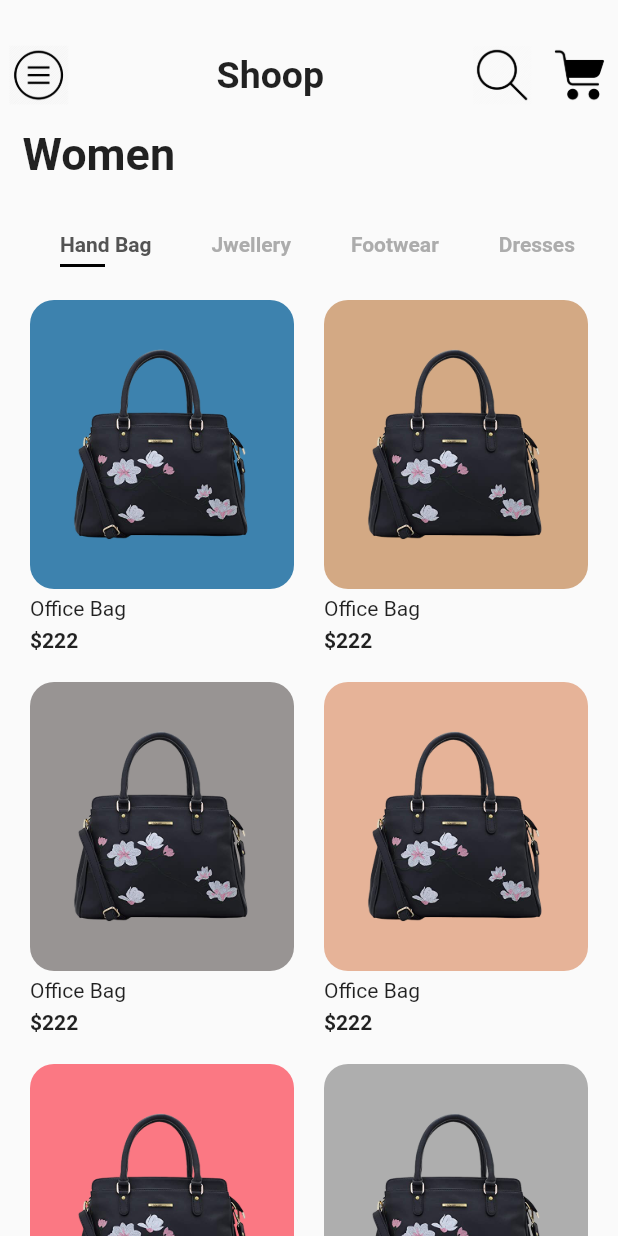
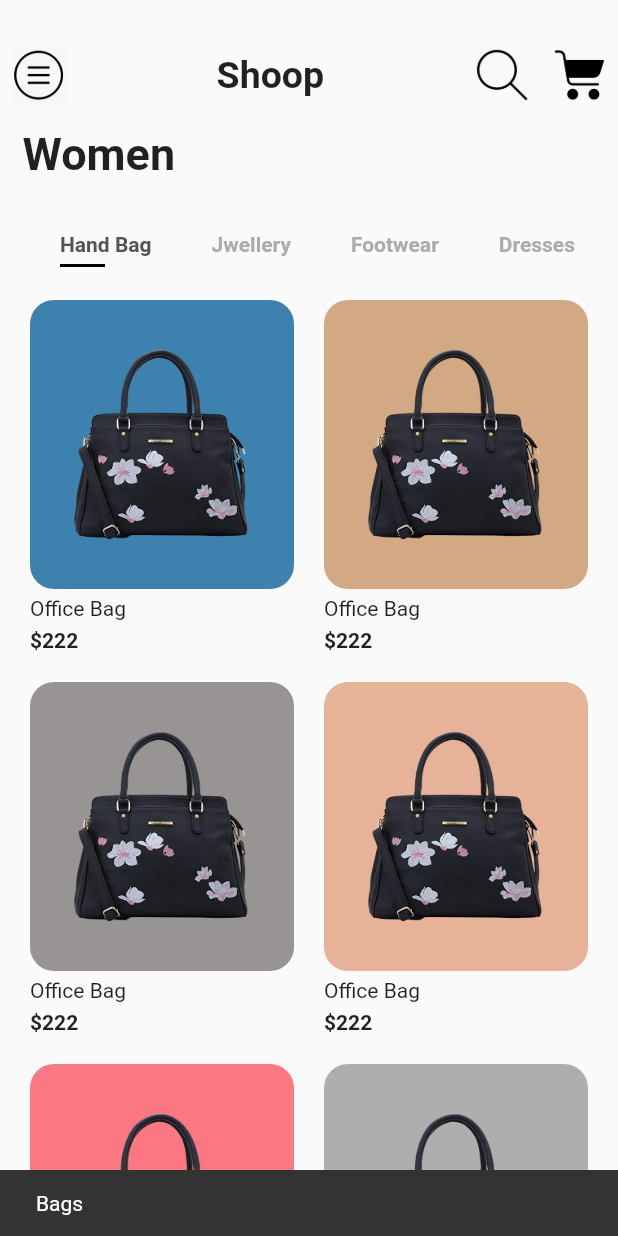
Before and after one commit to Abskpro/EcommerceUI, a Flutter app: the screen it shows after launch, after a tap on "Hand Bag", on a phone screen of 412 x 824 dp. Run offline on Flutter 3.47's test engine with Material 2 defaults, Android fonts, the phone set to English and light mode, and no system bars; our stand-ins replace bloc, flutter_bloc; generated files the repository leaves out were written again.

```diff
--- a/lib/Screens/Welcome/components/background.dart
+++ b/lib/Screens/Welcome/components/background.dart
@@ -2,11 +2,17 @@ import 'dart:convert';
 
 import 'package:flutter/material.dart';
 import 'package:flutter/services.dart';
+import 'package:flutter_bloc/flutter_bloc.dart';
+import 'package:bloc/bloc.dart';
+import 'package:one_day/Screens/Welcome/components/grid_items.dart';
+
 import 'package:one_day/Screens/Welcome/components/product.dart';
 // import 'package:one_day/Screens/Welcome/components/product_list.dart';
 import 'package:one_day/Screens/details/details_screen.dart';
 import 'package:one_day/Screens/Welcome/components/catergories_scroll.dart';
+import 'package:one_day/cubit/categories_cubit.dart';
 import 'package:one_day/model/product.dart';
+import '../../../categories_observer.dart';
 
 class Background extends StatefulWidget {
   final Widget child;
@@ -20,26 +26,77 @@ class Background extends StatefulWidget {
 }
 
 class _BackgroundState extends State<Background> {
-  List<Product> products = [];
+  List<Product> bags = [];
+  List<Product> jwellerys = [];
+  List<Product> shoe = [];
+  List<Product> shirt = [];
+  var bloc = CategoriesCubit().state;
 
   @override
   void initState() {
     super.initState();
     displayData();
+    print(CategoriesCubit().state);
+  }
+
+  void loadJson(String product) async {
+    var itemList = await rootBundle.loadString("assets/json/$product.json");
+    List items = await jsonDecode(itemList);
+    setState(() {
+      if (product == "jwellery") {
+        jwellerys = items.map((data) => Product.fromJson(data)).toList();
+      }
+      if (product == "shoe") {
+        shoe = items.map((data) => Product.fromJson(data)).toList();
+      }
+      if (product == "shirt") {
+        shirt = items.map((data) => Product.fromJson(data)).toList();
+      }
+    });
   }
 
   //parse the data to json and convert to list
   void displayData() async {
-    List jsonData = jsonDecode(await _loadFromAsset());
+    var bag = await rootBundle.loadString("assets/json/bagList.json");
+    // var jwellery = await rootBundle.loadString("assets/json/jwellery.json");
+    List jsonData1 = jsonDecode(bag);
+    // List jsonData2 = jsonDecode(jwellery);
+
     setState(() {
-      products = jsonData.map((data) => Product.fromJson(data)).toList();
+      bags = jsonData1.map((data) => Product.fromJson(data)).toList();
+      // jwellerys = jsonData2.map((data) => Product.fromJson(data)).toList();
     });
+
+    // List arrCollection = await _loadFromAsset();
+    // arrCollection.map((item) => {
+    //       setState(() {
+    //         List jsonData = jsonDecode(item);
+    //         products
+    //             .add(jsonData.map((data) => Product.fromJson(data)).toList());
+    //         // products.add(jsonDecode(item)
+    //         //     .map((data) => Product.fromJson(data))
+    //         //     .toList());
+    //       })
+    //     });
+    // List jsonData = jsonDecode(await _loadFromAsset());
+    // setState(() {
+    //   products = jsonData.map((data) => Product.fromJson(data)).toList();
+    // });
   }
 
   //get data from json file
-  Future<String> _loadFromAsset() async {
-    return await rootBundle.loadString("assets/json/bagList.json");
-  }
+  // Future<List> _loadFromAsset() async {
+  //   var bag = await rootBundle.loadString("assets/json/bagList.json");
+  //   var jwellery = await rootBundle.loadString("assets/json/jwellery.json");
+  //   return [bag, jwellery];
+
+  //   // if (bloc == 0) {
+  //   //   return await rootBundle.loadString("assets/json/bagList.json");
+  //   // }
+  //   // if (bloc == 1) {
+  //   //   return await rootBundle.loadString("assets/json/jwellery.json");
+  //   // }
+  // }
 
   @override
   Widget build(BuildContext context) {
@@ -101,29 +158,97 @@ class _BackgroundState extends State<Background> {
             ),
           ),
           CategoriesScroll(),
-          products.length > 0
-              ? Expanded(
-                  child: Padding(
-                      padding: const EdgeInsets.symmetric(horizontal: 20.0),
-                      child: GridView.builder(
-                        itemCount: products.length,
-                        gridDelegate: SliverGridDelegateWithFixedCrossAxisCount(
-                          crossAxisCount: 2,
-                          mainAxisSpacing: 20,
-                          crossAxisSpacing: 20,
-                          childAspectRatio: 0.75,
-                        ),
-                        itemBuilder: (context, index) => ProductCard(
-                            product: products[index],
-                            press: () => Navigator.push(
-                                context,
-                                MaterialPageRoute(
-                                    builder: (context) => DetailScreen(
-                                          product: products[index],
-                                        )))),
-                      )),
-                )
+          bags.length > 0
+              ? BlocConsumer<CategoriesCubit, int>(builder: (context, state) {
+                  if (state == 0) {
+                    return GridItems(products: bags);
+                  }
+                  if (state == 1) {
+                    return GridItems(
+                      products: jwellerys,
+                    );
+                  }
+                  if (state == 2) {
+                    return GridItems(
+                      products: shoe,
+                    );
+                  }
+                  if (state == 3) {
+                    return GridItems(
+                      products: shirt,
+                    );
+                  }
+                }, listener: (context, state) {
+                  loadJson("jwellery");
+                  print("state has changed");
+                  if (state == 0) {
+                    Scaffold.of(context).showSnackBar(SnackBar(
+                      content: Text("Bags"),
+                      duration: Duration(seconds: 1),
+                    ));
+                  } else if (state == 1) {
+                    if (jwellerys.length == 0) {
+                      loadJson("jwellery");
+                    }
+                    Scaffold.of(context).showSnackBar(SnackBar(
+                      content: Text("Jwellery"),
+                      duration: Duration(seconds: 1),
+                    ));
+                  } else if (state == 2) {
+                    if (shoe.length == 0) {
+                      loadJson("shoe");
+                    }
+                    Scaffold.of(context).showSnackBar(SnackBar(
+                      content: Text("Shoe"),
+                      duration: Duration(seconds: 1),
+                    ));
+                  } else {
+                    if (shoe.length == 0) {
+                      loadJson("shirt");
+                    }
+                    Scaffold.of(context).showSnackBar(SnackBar(
+                      content: Text("shirt"),
+                      duration: Duration(seconds: 1),
+                    ));
+                  }
+                })
               : Container()
+          // bags.length > 0 && jwellerys.length > 0
+          //     ? BlocBuilder<CategoriesCubit, int>(
+          //         builder: (context, state) {
+          //           if (state == 0) {
+          //             return GridItems(products: bags);
+          //           }
+          //           if (state == 1) {
+          //             return GridItems(products: jwellerys);
+          //           }
+          //         },
+          //       )
+          //     : Container(
+          //         width: 0.0,
+          //         height: 0.0,
+          //       )
+          // ? Expanded(
+          //     child: Padding(
+          //         padding: const EdgeInsets.symmetric(horizontal: 20.0),
+          //         child: GridView.builder(
+          //           itemCount: products.length,
+          //           gridDelegate: SliverGridDelegateWithFixedCrossAxisCount(
+          //             crossAxisCount: 2,
+          //             mainAxisSpacing: 20,
+          //             crossAxisSpacing: 20,
+          //             childAspectRatio: 0.75,
+          //           ),
+          //           itemBuilder: (context, index) => ProductCard(
+          //               product: products[index],
+          //               press: () => Navigator.push(
+          //                   context,
+          //                   MaterialPageRoute(
+          //                       builder: (context) => DetailScreen(
+          //                             product: products[index],
+          //                           )))),
+          //         )),
+          //   )
         ],
       ),
     );
--- a/lib/Screens/Welcome/components/catergories_scroll.dart
+++ b/lib/Screens/Welcome/components/catergories_scroll.dart
@@ -1,4 +1,7 @@
 import 'package:flutter/material.dart';
+import 'package:flutter_bloc/flutter_bloc.dart';
+import 'package:one_day/bloc/categories_bloc.dart';
+import 'package:one_day/cubit/categories_cubit.dart';
 
 class CategoriesScroll extends StatefulWidget {
   @override
@@ -25,6 +28,7 @@ class _CategoriesScrollState extends State<CategoriesScroll> {
   Widget buildCategory(int index) {
     return GestureDetector(
       onTap: () {
+        context.read<CategoriesCubit>().change(index);
         setState(() {
           selectedIndex = index;
         });
--- /dev/null
+++ b/lib/Screens/Welcome/components/grid_items.dart
@@ -0,0 +1,37 @@
+import 'package:flutter/material.dart';
+import 'package:flutter/rendering.dart';
+import 'package:one_day/model/product.dart';
+import './product.dart';
+import '../../details/details_screen.dart';
+
+class GridItems extends StatelessWidget {
+  final List products;
+  // final products;
+
+  GridItems({this.products});
+
+  @override
+  Widget build(BuildContext context) {
+    return (Expanded(
+      child: Padding(
+          padding: const EdgeInsets.symmetric(horizontal: 20.0),
+          child: GridView.builder(
+            itemCount: products.length,
+            gridDelegate: SliverGridDelegateWithFixedCrossAxisCount(
+              crossAxisCount: 2,
+              mainAxisSpacing: 20,
+              crossAxisSpacing: 20,
+              childAspectRatio: 0.75,
+            ),
+            itemBuilder: (context, index) => ProductCard(
+                product: products[index],
+                press: () => Navigator.push(
+                    context,
+                    MaterialPageRoute(
+                        builder: (context) => DetailScreen(
+                              product: products[index],
+                            )))),
+          )),
+    ));
+  }
+}
--- a/lib/Screens/Welcome/welcome_screen.dart
+++ b/lib/Screens/Welcome/welcome_screen.dart
@@ -1,9 +1,24 @@
 import 'package:flutter/material.dart';
+import 'package:flutter_bloc/flutter_bloc.dart';
 import 'package:one_day/Screens/Welcome/components/body.dart';
+import 'package:one_day/bloc/categories_bloc.dart';
+import 'package:one_day/cubit/categories_cubit.dart';
 
 class WelcomeScreen extends StatelessWidget {
+  const WelcomeScreen({Key key}) : super(key: key);
   @override
   Widget build(BuildContext context) {
-    return Scaffold(body: Body());
+    // return Scaffold(body: Body());
+    // return BlocProvider(
+    //   create: (_) => CategoriesCubit(),
+    //   child: Body(),
+    // );
+    return Scaffold(
+      body: BlocProvider(
+        create: (_) => CategoriesCubit(),
+        child: Body(),
+      ),
+    );
+    // return Scaffold(body: Body());
   }
 }
--- /dev/null
+++ b/lib/cubit/categories_cubit.dart
@@ -0,0 +1,12 @@
+import 'package:bloc/bloc.dart';
+
+class CategoriesCubit extends Cubit<int> {
+  CategoriesCubit() : super(0);
+
+  void change(index) => {
+        if (index > state)
+          {emit(state + (index - state))}
+        else
+          {emit(state - (state - index))}
+      };
+}
--- a/pubspec.yaml
+++ b/pubspec.yaml
@@ -23,7 +23,8 @@ environment:
 dependencies:
   flutter:
     sdk: flutter
-
+  bloc: ^6.1.0
+  flutter_bloc: ^6.1.0
 
 
   # The following adds the Cupertino Icons font to your application.
@@ -32,6 +33,9 @@ dependencies:
   json_annotation: ^3.0.1
   redux: ^4.0.0+3
   flutter_redux: ^0.7.0
+  bloc_test: ^7.1.0
+  mockito: ^4.0.0
+  integration_test: ^1.0.0
 
 
 
```
Also changed, not shown: assets/json/jwellery.json (added, +62 -0 lines), assets/json/shirt.json (added, +62 -0 lines), assets/json/shoe.json (added, +62 -0 lines), lib/bloc/categories_bloc.dart (added, +25 -0 lines), lib/bloc/categories_state.dart (added, +20 -0 lines), lib/bloc/catergories_event.dart (added, +17 -0 lines), lib/categories_observer.dart (added, +10 -0 lines), lib/main.dart (+4 -3 lines), assets/images/shirt-removebg-preview.png (added), assets/images/shirt.png (added), assets/images/shoe-removebg-preview.png (added), assets/images/shoe.jpg (added), pubspec.lock, 1 other file.
